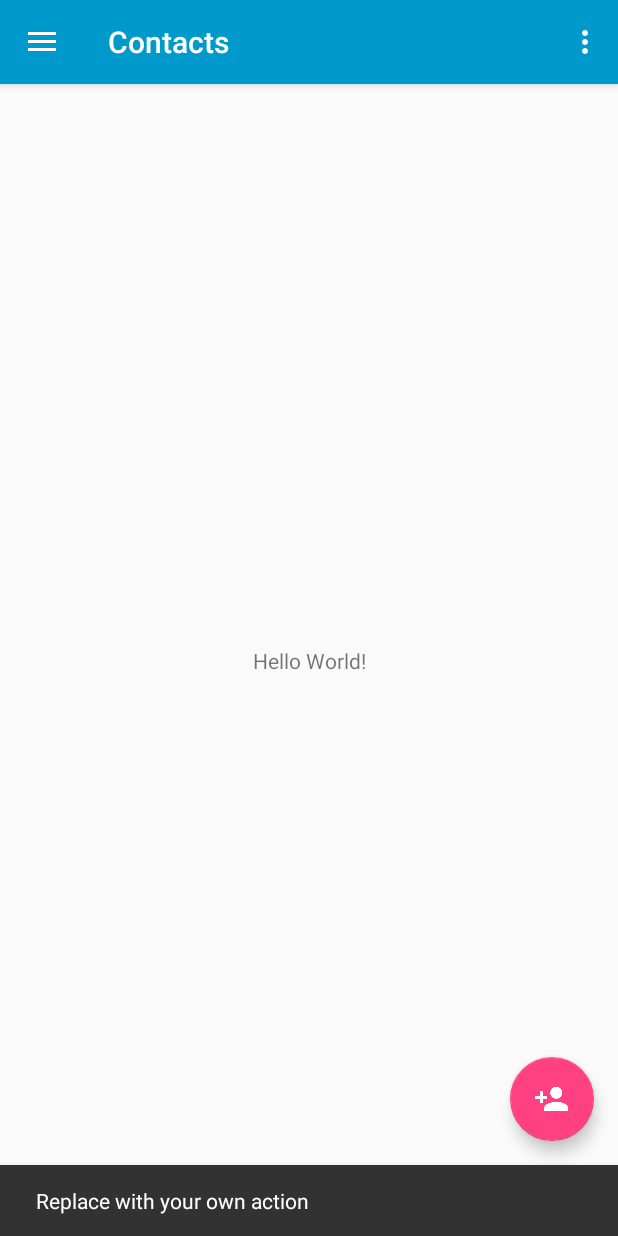
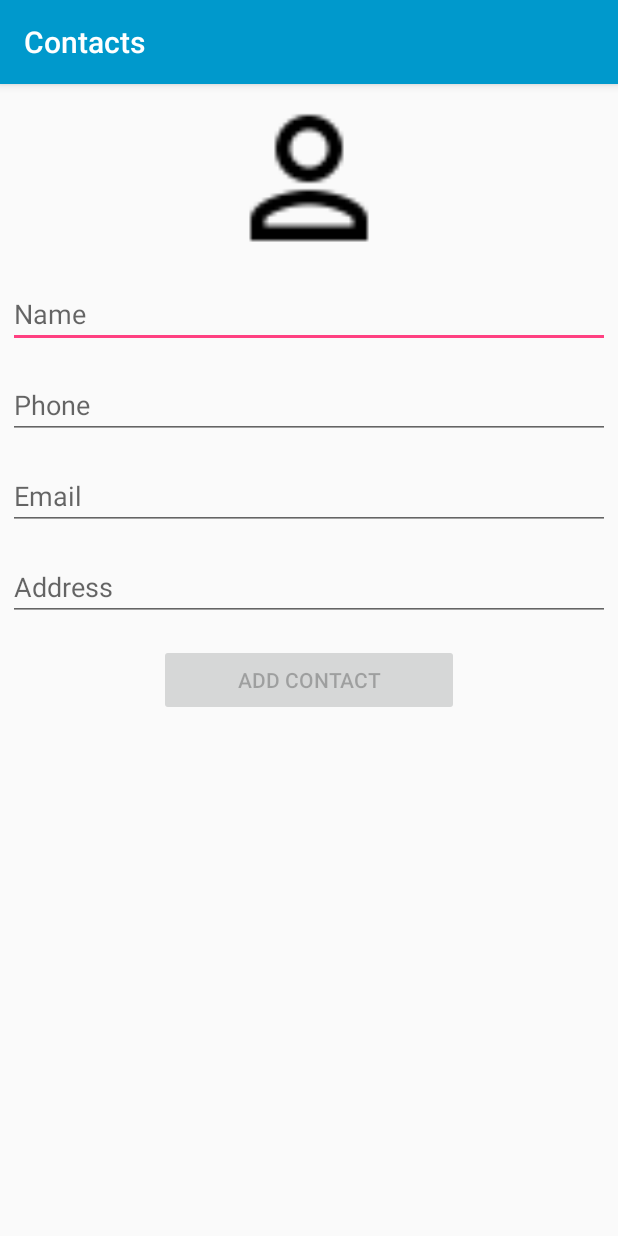
Before and after one commit to mridulhaze/Contacts-App, an Android app: the screen it shows after launch (MainActivity before the commit, AddContactActivity after it), after a tap on an icon or button, on a phone screen of 412 x 824 dp. Run offline under Robolectric (Android 15) with nearby library versions, the phone set to English and light mode, and no system bars.

Commit message:
20171217

```diff
--- /dev/null
+++ b/app/src/main/java/vn/vutran/android/contacts/AddContactActivity.java
@@ -0,0 +1,13 @@
+package vn.vutran.android.contacts;
+
+import android.support.v7.app.AppCompatActivity;
+import android.os.Bundle;
+
+public class AddContactActivity extends AppCompatActivity {
+
+    @Override
+    protected void onCreate(Bundle savedInstanceState) {
+        super.onCreate(savedInstanceState);
+        setContentView(R.layout.add_contact);
+    }
+}
--- a/app/src/main/java/vn/vutran/android/contacts/MainActivity.java
+++ b/app/src/main/java/vn/vutran/android/contacts/MainActivity.java
@@ -7,12 +7,14 @@ import android.support.design.widget.Snackbar;
 import android.support.v4.view.GravityCompat;
 import android.support.v4.widget.DrawerLayout;
 import android.support.v7.app.ActionBarDrawerToggle;
+import android.support.v7.app.AlertDialog;
 import android.support.v7.app.AppCompatActivity;
 import android.support.v7.widget.Toolbar;
 import android.os.Bundle;
 import android.view.Menu;
 import android.view.MenuItem;
 import android.view.View;
+import android.widget.Button;
 
 public class MainActivity extends AppCompatActivity
         implements NavigationView.OnNavigationItemSelectedListener {
@@ -37,8 +39,8 @@ public class MainActivity extends AppCompatActivity
         btnFAB.setOnClickListener(new View.OnClickListener() {
             @Override
             public void onClick(View view) {
-                Snackbar.make(view, "Replace with your own action", Snackbar.LENGTH_LONG)
-                        .setAction("Action", null).show();
+                Intent intent = new Intent( view.getContext(), AddContactActivity.class );
+                startActivity( intent );
             }
         });
 
@@ -112,6 +114,18 @@ public class MainActivity extends AppCompatActivity
 
         } else if (id == R.id.nav_import) {
 
+            AlertDialog.Builder mBuilder = new AlertDialog.Builder( this );
+            View mView = getLayoutInflater().inflate(R.layout.options_import_contact, null);
+            mBuilder.setTitle( R.string.menu_import_title );
+            mBuilder.setView(mView);
+            final AlertDialog dialog = mBuilder.create();
+            dialog.show();
+
+            Button btnOptsImportPhone = findViewById( R.id.btnOptsImportPhone);
+            Button btnOptsImportVCard = findViewById( R.id.btnOptsImportVCard);
+            Button btnOptsImportCSV = findViewById( R.id.btnOptsImportCSV);
+
+
         } else if (id == R.id.nav_sync) {
 
         } else if (id == R.id.nav_manage) {
--- /dev/null
+++ b/app/src/main/res/layout/add_contact.xml
@@ -0,0 +1,62 @@
+<?xml version="1.0" encoding="utf-8"?>
+<LinearLayout
+    android:id="@+id/addContactLayout"
+    xmlns:android="http://schemas.android.com/apk/res/android"
+    android:layout_width="match_parent"
+    android:layout_height="match_parent"
+    android:orientation="vertical"
+    android:padding="5dp">
+
+    <ImageView
+        android:layout_width="100dp"
+        android:layout_height="100dp"
+        android:id="@+id/addContactImage"
+        android:layout_gravity="center_horizontal"
+        android:layout_marginTop="10dp"
+        android:src="@drawable/ic_person_outline" />
+
+    <EditText
+        android:layout_width="fill_parent"
+        android:layout_height="wrap_content"
+        android:inputType="textPersonName"
+        android:ems="10"
+        android:id="@+id/txtAddContactName"
+        android:layout_marginTop="15dp"
+        android:hint="@string/user_contact_name" />
+
+    <EditText
+        android:layout_width="fill_parent"
+        android:layout_height="wrap_content"
+        android:inputType="phone"
+        android:ems="10"
+        android:id="@+id/txtAddContactPhone"
+        android:layout_marginTop="15dp"
+        android:hint="@string/user_phone_number" />
+
+    <EditText
+        android:layout_width="fill_parent"
+        android:layout_height="wrap_content"
+        android:inputType="textEmailAddress"
+        android:ems="10"
+        android:id="@+id/textAddContactEmail"
+        android:hint="@string/user_email"
+        android:layout_marginTop="15dp" />
+
+    <EditText
+        android:layout_width="match_parent"
+        android:layout_height="wrap_content"
+        android:id="@+id/txtAddContactAddress"
+        android:hint="@string/user_address"
+        android:inputType="textPostalAddress"
+        android:layout_marginTop="15dp" />
+
+    <Button
+        android:layout_width="200dp"
+        android:layout_height="wrap_content"
+        android:text="@string/btn_add_contact"
+        android:id="@+id/btnAdd"
+        android:layout_gravity="center_horizontal"
+        android:layout_marginTop="15dp"
+        android:enabled="false" />
+
+</LinearLayout>
--- a/app/src/main/res/menu/nav_main_menu.xml
+++ b/app/src/main/res/menu/nav_main_menu.xml
@@ -7,29 +7,29 @@
         <item
             android:id="@+id/nav_login"
             android:icon="@drawable/ic_menu_login"
-            android:title="Login" />
+            android:title="@string/menu_login" />
 
         <item
             android:id="@+id/nav_import"
             android:icon="@drawable/ic_menu_import"
-            android:title="Import" />
+            android:title="@string/menu_import" />
 
         <item
             android:id="@+id/nav_sync"
             android:icon="@drawable/ic_menu_sync"
-            android:title="Sync" />
+            android:title="@string/menu_sync" />
         <item
             android:id="@+id/nav_manage"
             android:icon="@drawable/ic_menu_manage"
-            android:title="Tools" />
+            android:title="@string/menu_tools" />
     </group>
 
-    <item android:title="Communicate">
+    <item android:title="@string/menu_communicate">
         <menu>
             <item
                 android:id="@+id/nav_share"
                 android:icon="@drawable/ic_menu_share"
-                android:title="Share" />
+                android:title="@string/menu_share" />
         </menu>
     </item>
 
--- a/app/src/main/res/values/strings.xml
+++ b/app/src/main/res/values/strings.xml
@@ -15,6 +15,27 @@
     <string name="welcome">Welcome</string>
     <string name="btn_logout">LOGOUT</string>
     <string name="name">Fullname</string>
+
+    <!-- Navigation menu -->
+    <string name="menu_login">Login</string>
+    <string name="menu_import">Import</string>
+    <string name="menu_sync">Sync</string>
+    <string name="menu_tools">Tools</string>
+    <string name="menu_communicate">Communicate</string>
+    <string name="menu_share">Share</string>
+
+    <!-- Options import contacts -->
+    <string name="menu_import_title">Import from</string>
+    <string name="menu_import_phone">My phone</string>
+    <string name="menu_import_vcard">vCard</string>
+    <string name="menu_import_csv">CSV</string>
+
+    <!-- Add contact -->
+    <string name="user_contact_name">Name</string>
+    <string name="user_phone_number">Phone</string>
+    <string name="user_email">Email</string>
+    <string name="user_address">Address</string>
+    <string name="btn_add_contact">Add Contact</string>
 
     <string name="FACEBOOK_APP_ID">964234977027033</string>
     <string name="ACCOUNT_KIT_CLIENT_TOKEN">799de49b357b77afede08488ced2f721</string>
@@ -43,4 +64,7 @@
     <string name="phone_number_label">Phone Number</string>
     <string name="email_label">Email</string>
     <string name="na">NA</string>
+
+    <!-- TODO: Remove or change this placeholder text -->
+    <string name="hello_blank_fragment">Hello blank fragment</string>
 </resources>
```
Also changed, not shown: app/build.gradle (+1 -6 lines), app/src/main/AndroidManifest.xml (+8 -11 lines), app/src/main/res/layout/options_import_contact.xml (added, +40 -0 lines), app/src/main/res/drawable-hdpi/ic_person_outline.png (added), app/src/main/res/drawable-mdpi/ic_person_outline.png (added), app/src/main/res/drawable-xhdpi/ic_person_outline.png (added), app/src/main/res/drawable-xxhdpi/ic_person_outline.png (added), app/src/main/res/drawable-xxxhdpi/ic_person_outline.png (added), 2 other files.
